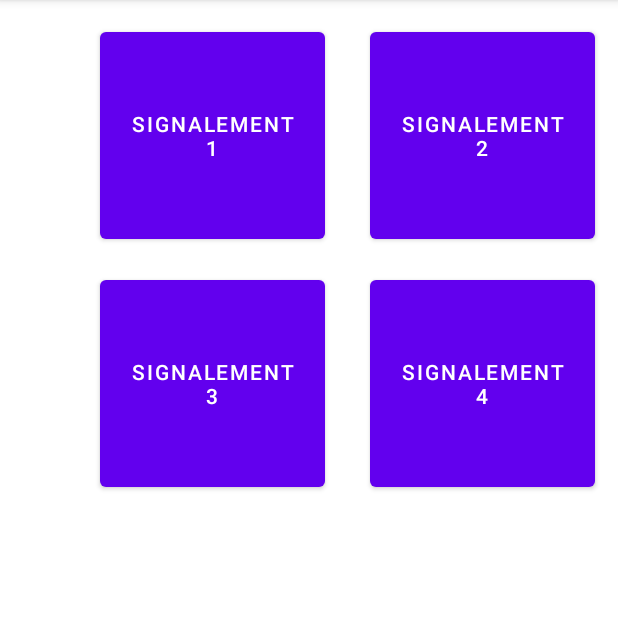
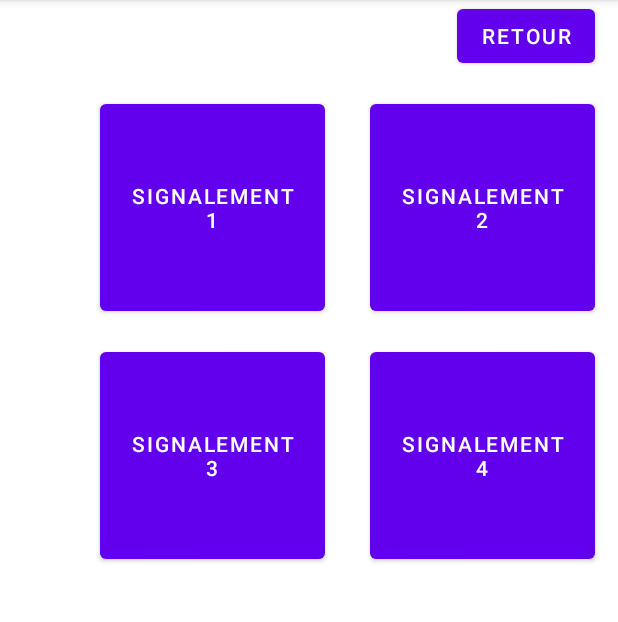
Before and after one commit to lespoischiches/naufrage, an Android app: the ReportActivity screen opened directly, with no data from a screen before it, on a phone screen of 412 x 824 dp, the part 84-706 px from its top. Run offline under Robolectric (Android 15) with nearby library versions, the phone set to English and light mode, and no system bars.

Commit message:
petit bouton

```diff
--- a/app/src/main/java/com/thomas/bateau/ReportActivity.java
+++ b/app/src/main/java/com/thomas/bateau/ReportActivity.java
@@ -2,13 +2,21 @@ package com.thomas.bateau;
 
 import androidx.appcompat.app.AppCompatActivity;
 
+import android.content.Intent;
 import android.os.Bundle;
+import android.widget.Button;
 
 public class ReportActivity extends AppCompatActivity {
+
+    private Button btnBack;
 
     @Override
     protected void onCreate(Bundle savedInstanceState) {
         super.onCreate(savedInstanceState);
         setContentView(R.layout.report_activity);
+        btnBack = findViewById(R.id.btn_retour_signalement);
+        btnBack.setOnClickListener(click ->{
+            finish();
+        });
     }
 }
--- a/app/src/main/res/layout/report_activity.xml
+++ b/app/src/main/res/layout/report_activity.xml
@@ -6,13 +6,24 @@
     android:layout_height="match_parent"
     tools:context=".ReportActivity">
 
+    <Button
+        android:id="@+id/btn_retour_signalement"
+        android:layout_width="wrap_content"
+        android:layout_height="wrap_content"
+        android:text="Retour"
+        android:layout_marginRight="15dp"
+        app:layout_constraintRight_toRightOf="parent"
+        app:layout_constraintBottom_toTopOf="@+id/fragment_report"/>
+
     <fragment
         android:id="@+id/fragment_report"
         android:layout_width="match_parent"
-        android:layout_height="match_parent"
+        android:layout_height="wrap_content"
         android:name="com.thomas.bateau.ReportFragment"
         app:layout_constraintRight_toRightOf="parent"
-        app:layout_constraintTop_toTopOf="parent"/>
+        app:layout_constraintTop_toBottomOf="@id/btn_retour_signalement"/>
+
+
 
 
 </androidx.constraintlayout.widget.ConstraintLayout>
```
